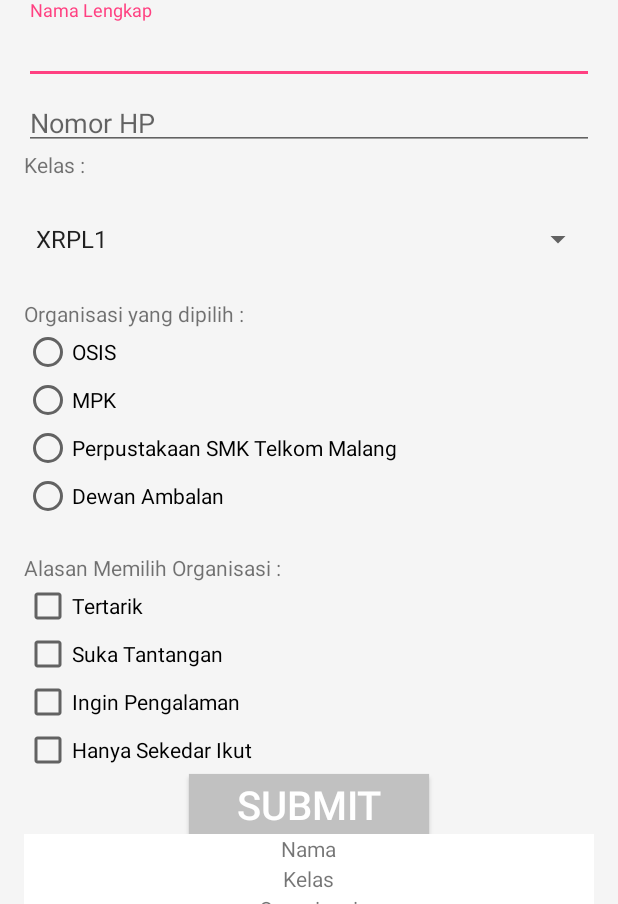
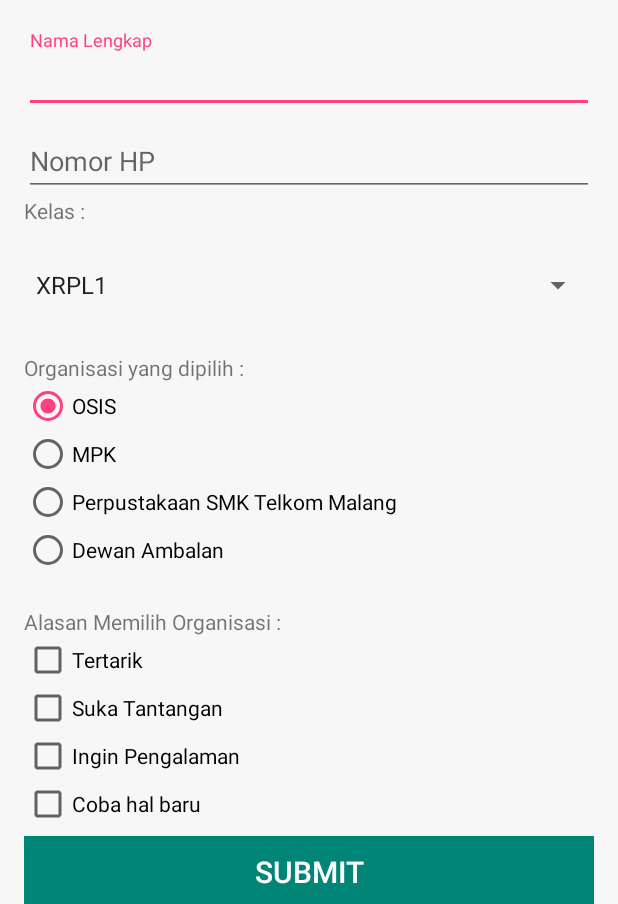
Before and after one commit to naufalramaputra/PendaftaranOrganisasiApps, an Android app: the screen it shows after launch (MainActivity), on a phone screen of 412 x 824 dp, the part 332-1236 px from its top. Run offline under Robolectric (Android 15) with nearby library versions, the phone set to English and light mode, and no system bars.

Commit message:
Second Commit +Main Coding +Validasi Coding +Fungsi Reset dan Clean +Penataan Desain dan layer project +Optimasi Desain +Button desain

```diff
--- a/app/src/main/res/layout/activity_main.xml
+++ b/app/src/main/res/layout/activity_main.xml
@@ -12,7 +12,7 @@
         android:layout_alignParentEnd="true"
         android:layout_alignParentRight="true"
         android:layout_marginTop="33dp"
-        android:background="#f5f5f5"
+        android:background="#f7f7f7"
         android:orientation="vertical"
         android:paddingBottom="@dimen/activity_vertical_margin"
         android:paddingLeft="@dimen/activity_horizontal_margin"
@@ -44,17 +44,18 @@
             android:layout_width="75dp"
             android:layout_height="50dp"
             android:layout_gravity="center_horizontal"
+            android:layout_marginBottom="20dp"
             android:layout_weight="0.08"
             android:src="@drawable/tslogo" />
 
         <LinearLayout
             android:layout_width="match_parent"
-            android:layout_height="100dp"
+            android:layout_height="wrap_content"
             android:orientation="vertical">
 
             <android.support.design.widget.TextInputLayout
                 android:layout_width="match_parent"
-                android:layout_height="wrap_content">
+                android:layout_height="55dp">
 
                 <EditText
                     android:id="@+id/editTextNama"
@@ -66,7 +67,7 @@
 
             <android.support.design.widget.TextInputLayout
                 android:layout_width="match_parent"
-                android:layout_height="wrap_content">
+                android:layout_height="55dp">
 
                 <EditText
                     android:id="@+id/editTextHp"
@@ -79,8 +80,9 @@
         </LinearLayout>
 
         <LinearLayout
-            android:layout_width="match_parent"
+            android:layout_width="fill_parent"
             android:layout_height="wrap_content"
+            android:layout_marginBottom="5dp"
             android:orientation="vertical">
 
             <TextView
@@ -99,6 +101,7 @@
                 android:id="@+id/textView5"
                 android:layout_width="wrap_content"
                 android:layout_height="wrap_content"
+                android:layout_marginTop="5dp"
                 android:text="Organisasi yang dipilih :" />
 
             <RadioGroup
@@ -110,7 +113,7 @@
                     android:id="@+id/radioButtonOsis"
                     android:layout_width="wrap_content"
                     android:layout_height="wrap_content"
-                    android:checked="false"
+                    android:checked="true"
                     android:text="OSIS" />
 
                 <RadioButton
@@ -136,7 +139,7 @@
             </RadioGroup>
 
             <TextView
-                android:id="@+id/textView4"
+                android:id="@+id/teOrgan"
                 android:layout_width="wrap_content"
                 android:layout_height="wrap_content"
                 android:text="Alasan Memilih Organisasi :" />
@@ -167,73 +170,102 @@
                 android:layout_width="wrap_content"
                 android:layout_height="wrap_content"
                 android:checked="false"
-                android:text="Hanya Sekedar Ikut" />
+                android:text="Coba hal baru" />
 
             <Button
                 android:id="@+id/buttonOK"
-                android:layout_width="160dp"
-                android:layout_height="40dp"
+                android:layout_width="match_parent"
+                android:layout_height="wrap_content"
                 android:layout_gravity="center_horizontal"
-                android:background="#c1c1c1"
+                android:layout_marginBottom="30dp"
+                android:layout_marginTop="5dp"
+                android:background="@drawable/bgbtn"
                 android:text="SUBMIT"
                 android:textColor="#ffffff"
-                android:textSize="40px" />
+                android:textSize="30px" />
+
         </LinearLayout>
 
 
         <LinearLayout
+            android:id="@+id/layoutmiss"
+            android:layout_width="fill_parent"
+            android:layout_height="match_parent"
+            android:layout_gravity="bottom|center_horizontal"
+            android:background="#f8f8f8"
+            android:clickable="false"
+            android:orientation="vertical"
+            android:visibility="gone">
+
+            <TextView
+                android:id="@+id/textView2"
+                style="@style/Base.TextAppearance.AppCompat.Medium"
+                android:layout_width="wrap_content"
+                android:layout_height="wrap_content"
+                android:layout_gravity="center_horizontal"
+                android:layout_marginBottom="10dp"
+                android:layout_marginTop="5dp"
+                android:text="Data :" />
+
+            <TableLayout
                 android:layout_width="match_parent"
-            android:layout_height="285dp"
-            android:layout_gravity="center_horizontal"
-            android:background="#ffffff"
-            android:clickable="false"
-            android:orientation="vertical">
+                android:layout_height="wrap_content"
+                android:layout_marginLeft="10dp"
+                android:layout_marginTop="8dp">
 
                 <TextView
                     android:id="@+id/textViewNama"
+                    style="@style/Base.Animation.AppCompat.Dialog"
                     android:layout_width="wrap_content"
                     android:layout_height="20dp"
-                android:layout_gravity="center_horizontal"
+                    android:layout_gravity="left|center_horizontal"
                     android:text="Nama" />
 
                 <TextView
                     android:id="@+id/textViewKelas"
+                    style="@style/Base.Animation.AppCompat.Dialog"
                     android:layout_width="wrap_content"
                     android:layout_height="20dp"
-                android:layout_gravity="center_horizontal"
+                    android:layout_gravity="left|center_horizontal"
                     android:text="Kelas" />
 
                 <TextView
                     android:id="@+id/textViewOrgan"
+                    style="@style/Base.Animation.AppCompat.Dialog"
                     android:layout_width="wrap_content"
-                android:layout_height="20dp"
-                android:layout_gravity="center_horizontal"
+                    android:layout_height="40dp"
+                    android:layout_gravity="left|center_horizontal"
                     android:longClickable="true"
                     android:text="Organisasi" />
 
                 <TextView
                     android:id="@+id/textViewHP"
+                    style="@style/Base.Animation.AppCompat.Dialog"
                     android:layout_width="wrap_content"
                     android:layout_height="20dp"
-                android:layout_gravity="center_horizontal"
+                    android:layout_gravity="left|center_horizontal"
                     android:text="No HP" />
 
                 <TextView
                     android:id="@+id/textViewAlasan"
+                    style="@style/Base.Animation.AppCompat.Dialog"
                     android:layout_width="wrap_content"
-                android:layout_height="100dp"
-                android:layout_gravity="center_horizontal"
+                    android:layout_height="wrap_content"
+                    android:layout_gravity="left|center_horizontal"
+                    android:layout_marginBottom="15dp"
                     android:text="Alasan ikut" />
 
+
+            </TableLayout>
             <Button
                 android:id="@+id/buttonReset"
-                android:layout_width="wrap_content"
+                android:layout_width="match_parent"
                 android:layout_height="wrap_content"
                 android:layout_gravity="center_horizontal"
-                android:background="#e25858"
-                android:text="RESET"
+                android:layout_marginBottom="25dp"
+                android:background="@drawable/bgbtn2"
+                android:text="Reset"
                 android:textColor="#ffffff" />
-
         </LinearLayout>
 
     </LinearLayout>
```
Lines whose indentation alone changed are shown as unchanged.
